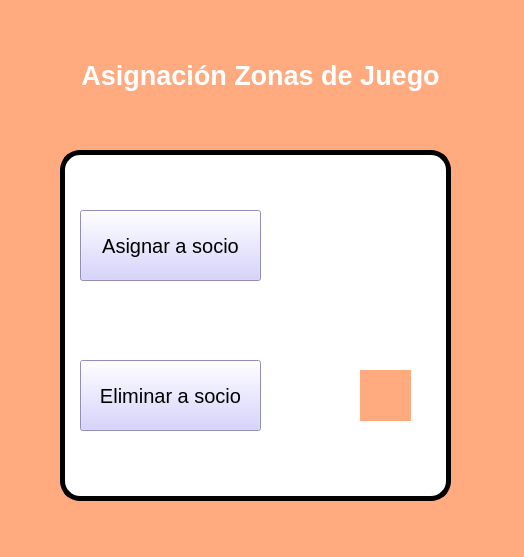
This is src/Ui/AsigZona.ui in Amigud/PixelPlanet as Qt 5 draws it before an edit. The edited form follows.
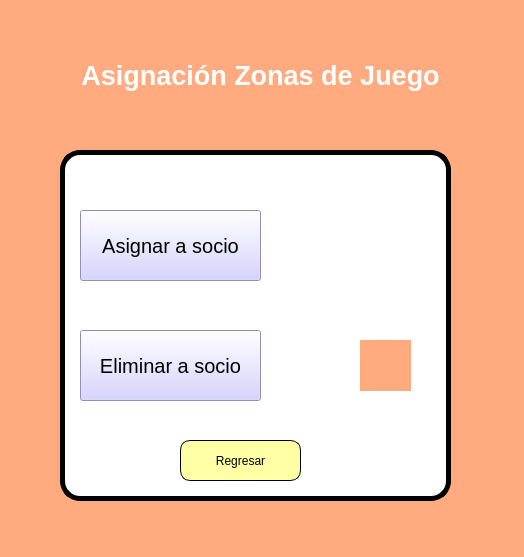
This is the edited form. Icons and pictures are not drawn.

Patch:
```diff
--- a/src/Ui/AsigZona.ui
+++ b/src/Ui/AsigZona.ui
@@ -104,7 +104,7 @@
     <property name="geometry">
      <rect>
       <x>80</x>
-      <y>360</y>
+      <y>330</y>
       <width>181</width>
       <height>71</height>
      </rect>
@@ -125,7 +125,7 @@
     <property name="geometry">
      <rect>
       <x>360</x>
-      <y>370</y>
+      <y>340</y>
       <width>51</width>
       <height>51</height>
      </rect>
@@ -147,7 +147,7 @@
     <property name="geometry">
      <rect>
       <x>270</x>
-      <y>340</y>
+      <y>310</y>
       <width>101</width>
       <height>101</height>
      </rect>
@@ -165,6 +165,28 @@
      <bool>true</bool>
     </property>
    </widget>
+   <widget class="QPushButton" name="btn_regresar">
+    <property name="geometry">
+     <rect>
+      <x>180</x>
+      <y>440</y>
+      <width>121</width>
+      <height>41</height>
+     </rect>
+    </property>
+    <property name="toolTip">
+     <string>&lt;html&gt;&lt;head/&gt;&lt;body&gt;&lt;p&gt;&lt;span style=&quot; color:#ffffff;&quot;&gt;Login&lt;/span&gt;&lt;/p&gt;&lt;/body&gt;&lt;/html&gt;</string>
+    </property>
+    <property name="styleSheet">
+     <string notr="true">font: 11pt &quot;MS Shell Dlg 2&quot;;
+background-color: rgb(255, 255, 165);
+border-radius:10px;
+border: 1px solid black;</string>
+    </property>
+    <property name="text">
+     <string>Regresar</string>
+    </property>
+   </widget>
    <zorder>label</zorder>
    <zorder>label_6</zorder>
    <zorder>asignarBoton</zorder>
@@ -172,6 +194,7 @@
    <zorder>eliminarBoton</zorder>
    <zorder>label_5</zorder>
    <zorder>label_4</zorder>
+   <zorder>btn_regresar</zorder>
   </widget>
  </widget>
  <resources/>
```
